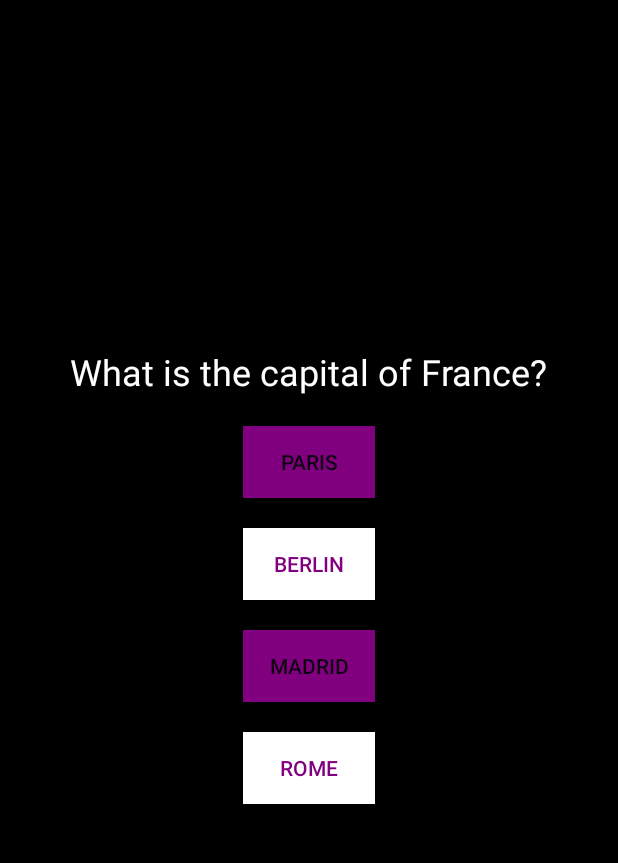
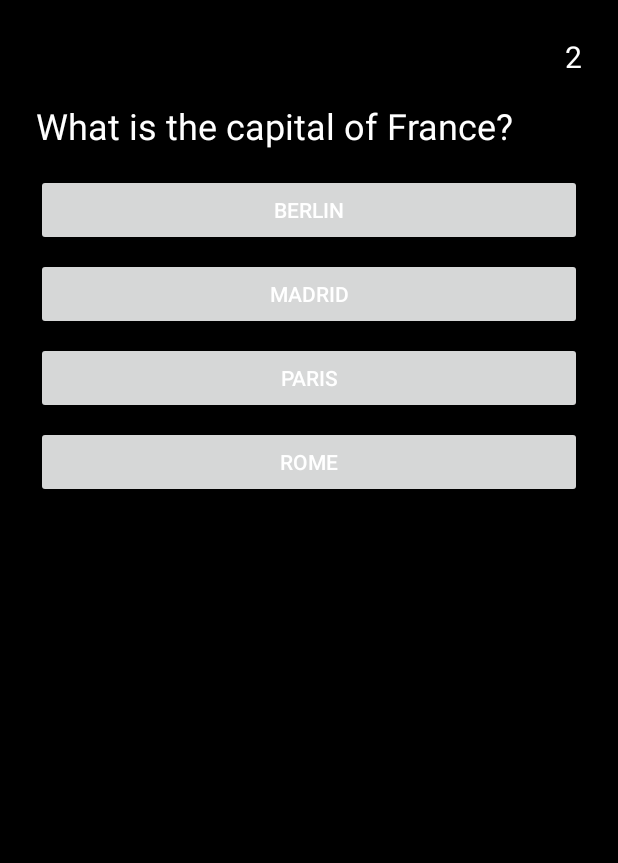
Before and after one commit to mhergayranyan/Geography-Quiz, an Android app: the screen it shows after launch (MainActivity), on a phone screen of 412 x 824 dp, the part 84-947 px from its top. Run offline under Robolectric (Android 15) with nearby library versions, the phone set to English and light mode, and no system bars.

Commit message:
third commit

```diff
--- a/app/build.gradle.kts
+++ b/app/build.gradle.kts
@@ -1,5 +1,6 @@
 plugins {
-    alias(libs.plugins.android.application)
+    id("com.android.application")
+    id("com.google.gms.google-services")
 }
 
 android {
@@ -33,10 +34,13 @@ android {
 
 dependencies {
 
+    implementation("androidx.appcompat:appcompat:1.3.1")
     implementation(libs.appcompat)
     implementation(libs.material)
     implementation(libs.activity)
     implementation(libs.constraintlayout)
+    implementation(libs.firebase.messaging)
+    implementation(libs.firebase.firestore)
     testImplementation(libs.junit)
     androidTestImplementation(libs.ext.junit)
     androidTestImplementation(libs.espresso.core)
--- a/app/src/main/java/com/example/geographyquiz/MainActivity.java
+++ b/app/src/main/java/com/example/geographyquiz/MainActivity.java
@@ -1,82 +1,105 @@
 package com.example.geographyquiz;
 
 import android.content.Intent;
-import android.graphics.Color;
 import android.os.Bundle;
+import android.os.CountDownTimer;
 import android.view.View;
 import android.widget.Button;
 import android.widget.TextView;
-
 import androidx.appcompat.app.AppCompatActivity;
+import java.util.ArrayList;
+import java.util.Arrays;
+import java.util.List;
 
 public class MainActivity extends AppCompatActivity {
-    private TextView questionText;
-    private Button option1, option2, option3, option4;
-    private int correctAnswers = 0;
-    private int incorrectAnswers = 0;
-    private int currentQuestionIndex = 0;
-    private Question[] questions = {
-            new Question("What is the capital of France?", "Paris", "Berlin", "Madrid", "Rome", 1),
-            new Question("Which country has the largest population?", "India", "USA", "China", "Brazil", 3)
-    };
+
+    private TextView questionText, timerText;
+    private Button[] optionButtons = new Button[4];
+
+    private List<Question> questionList;
+    private int currentIndex = 0;
+    private int correct = 0;
+    private int incorrect = 0;
+    private CountDownTimer countDownTimer;
+    private static final long TIME_PER_QUESTION = 10000;
 
     @Override
     protected void onCreate(Bundle savedInstanceState) {
         super.onCreate(savedInstanceState);
         setContentView(R.layout.activity_main);
 
-        getWindow().getDecorView().setBackgroundColor(Color.BLACK);
+        questionText = findViewById(R.id.questionText);
+        timerText = findViewById(R.id.timerText);
+        optionButtons[0] = findViewById(R.id.option1);
+        optionButtons[1] = findViewById(R.id.option2);
+        optionButtons[2] = findViewById(R.id.option3);
+        optionButtons[3] = findViewById(R.id.option4);
 
-        questionText = findViewById(R.id.questionText);
-        option1 = findViewById(R.id.option1);
-        option2 = findViewById(R.id.option2);
-        option3 = findViewById(R.id.option3);
-        option4 = findViewById(R.id.option4);
-
-        setOptionsStyle();
-        loadNextQuestion();
+        questionList = getQuestions();
+        showNextQuestion();
     }
 
-    private void setOptionsStyle() {
-        option1.setBackgroundColor(Color.parseColor("#800080")); // Purple
-        option2.setBackgroundColor(Color.WHITE);
-        option3.setBackgroundColor(Color.parseColor("#800080")); // Purple
-        option4.setBackgroundColor(Color.WHITE);
+    private List<Question> getQuestions() {
+        return new ArrayList<>(Arrays.asList(
+                new Question("What is the capital of France?", new String[]{"Berlin", "Madrid", "Paris", "Rome"}, 2),
+                new Question("Which country has this flag 🇯🇵?", new String[]{"China", "Japan", "South Korea", "Thailand"}, 1),
+                new Question("What is the capital of Canada?", new String[]{"Toronto", "Ottawa", "Vancouver", "Montreal"}, 1),
+                new Question("Which country has this flag 🇧🇷?", new String[]{"Argentina", "Brazil", "Mexico", "Chile"}, 1),
+                new Question("What is the capital of Australia?", new String[]{"Sydney", "Canberra", "Melbourne", "Brisbane"}, 1),
+                new Question("Which country has this flag 🇩🇪?", new String[]{"Germany", "Belgium", "Austria", "Switzerland"}, 0),
+                new Question("What is the capital of Italy?", new String[]{"Rome", "Milan", "Naples", "Venice"}, 0),
+                new Question("Which country has this flag 🇰🇷?", new String[]{"China", "South Korea", "Japan", "Philippines"}, 1),
+                new Question("What is the capital of Russia?", new String[]{"Moscow", "St. Petersburg", "Kazan", "Sochi"}, 0),
+                new Question("Which country has this flag 🇺🇸?", new String[]{"Canada", "UK", "USA", "Australia"}, 2)
+        ));
     }
 
-    private void loadNextQuestion() {
-        if (currentQuestionIndex < questions.length) {
-            Question q = questions[currentQuestionIndex];
-            questionText.setText(q.getQuestion());
-            option1.setText(q.getOption1());
-            option2.setText(q.getOption2());
-            option3.setText(q.getOption3());
-            option4.setText(q.getOption4());
+    private void showNextQuestion() {
+        if (currentIndex >= questionList.size()) {
+            Intent intent = new Intent(MainActivity.this, ResultActivity.class);
+            intent.putExtra("correct", correct);
+            intent.putExtra("incorrect", incorrect);
+            startActivity(intent);
+            finish();
+            return;
+        }
 
-            option1.setOnClickListener(v -> checkAnswer(1));
-            option2.setOnClickListener(v -> checkAnswer(2));
-            option3.setOnClickListener(v -> checkAnswer(3));
-            option4.setOnClickListener(v -> checkAnswer(4));
-        } else {
-            showResults();
+        Question currentQuestion = questionList.get(currentIndex);
+        questionText.setText(currentQuestion.getQuestionText());
+        String[] options = currentQuestion.getOptions();
+
+        for (int i = 0; i < 4; i++) {
+            optionButtons[i].setText(options[i]);
+            int finalI = i;
+            optionButtons[i].setOnClickListener(view -> {
+                if (finalI == currentQuestion.getCorrectIndex()) {
+                    correct++;
+                } else {
+                    incorrect++;
+                }
+                countDownTimer.cancel();
+                currentIndex++;
+                showNextQuestion();
+            });
         }
+
+        startTimer();
     }
 
-    private void checkAnswer(int selectedAnswer) {
-        if (selectedAnswer == questions[currentQuestionIndex].getCorrectAnswer()) {
-            correctAnswers++;
-        } else {
-            incorrectAnswers++;
-        }
-        currentQuestionIndex++;
-        loadNextQuestion();
-    }
+    private void startTimer() {
+        timerText.setText("10");
+        countDownTimer = new CountDownTimer(TIME_PER_QUESTION, 1000) {
+            @Override
+            public void onTick(long millisUntilFinished) {
+                timerText.setText(String.valueOf(millisUntilFinished / 1000));
+            }
 
-    private void showResults() {
-        Intent intent = new Intent(this, ResultActivity.class);
-        intent.putExtra("correctAnswers", correctAnswers);
-        intent.putExtra("incorrectAnswers", incorrectAnswers);
-        startActivity(intent);
-        finish();
+            @Override
+            public void onFinish() {
+                incorrect++;
+                currentIndex++;
+                showNextQuestion();
+            }
+        }.start();
     }
 }
--- a/app/src/main/java/com/example/geographyquiz/Question.java
+++ b/app/src/main/java/com/example/geographyquiz/Question.java
@@ -1,40 +1,25 @@
 package com.example.geographyquiz;
 
 public class Question {
-    private String question;
-    private String option1, option2, option3, option4;
-    private int correctAnswer;
+    private String questionText;
+    private String[] options;
+    private int correctIndex;
 
-    public Question(String question, String option1, String option2, String option3, String option4, int correctAnswer) {
-        this.question = question;
-        this.option1 = option1;
-        this.option2 = option2;
-        this.option3 = option3;
-        this.option4 = option4;
-        this.correctAnswer = correctAnswer;
+    public Question(String questionText, String[] options, int correctIndex) {
+        this.questionText = questionText;
+        this.options = options;
+        this.correctIndex = correctIndex;
     }
 
-    public String getQuestion() {
-        return question;
+    public String getQuestionText() {
+        return questionText;
     }
 
-    public String getOption1() {
-        return option1;
+    public String[] getOptions() {
+        return options;
     }
 
-    public String getOption2() {
-        return option2;
-    }
-
-    public String getOption3() {
-        return option3;
-    }
-
-    public String getOption4() {
-        return option4;
-    }
-
-    public int getCorrectAnswer() {
-        return correctAnswer;
+    public int getCorrectIndex() {
+        return correctIndex;
     }
 }
--- a/app/src/main/res/layout/activity_main.xml
+++ b/app/src/main/res/layout/activity_main.xml
@@ -1,47 +1,52 @@
 <?xml version="1.0" encoding="utf-8"?>
-<LinearLayout xmlns:android="http://schemas.android.com/apk/res/android"
+<LinearLayout
+    xmlns:android="http://schemas.android.com/apk/res/android"
+    android:orientation="vertical"
+    android:background="#000000"
+    android:padding="24dp"
     android:layout_width="match_parent"
-    android:layout_height="match_parent"
-    android:orientation="vertical"
-    android:gravity="center"
-    android:background="@android:color/black">
+    android:layout_height="match_parent">
+
+    <TextView
+        android:id="@+id/timerText"
+        android:text="10"
+        android:textColor="#FFFFFF"
+        android:textSize="20sp"
+        android:layout_gravity="end"
+        android:layout_width="wrap_content"
+        android:layout_height="wrap_content"/>
 
     <TextView
         android:id="@+id/questionText"
-        android:layout_width="wrap_content"
-        android:layout_height="wrap_content"
+        android:text="Question"
+        android:textColor="#FFFFFF"
         android:textSize="24sp"
-        android:textColor="@android:color/white"
-        android:text="Question" />
+        android:layout_marginTop="16dp"
+        android:layout_width="match_parent"
+        android:layout_height="wrap_content"/>
 
     <Button
         android:id="@+id/option1"
-        android:layout_width="wrap_content"
+        android:textColor="#FFFFFF"
+        android:layout_width="match_parent"
         android:layout_height="wrap_content"
-        android:text="Option 1"
-        android:layout_marginTop="20dp"/>
-
+        android:layout_marginTop="16dp"/>
     <Button
         android:id="@+id/option2"
-        android:layout_width="wrap_content"
+        android:textColor="#FFFFFF"
+        android:layout_width="match_parent"
         android:layout_height="wrap_content"
-        android:text="Option 2"
-        android:textColor="#800080"
-        android:layout_marginTop="20dp"/>
-
+        android:layout_marginTop="8dp"/>
     <Button
         android:id="@+id/option3"
-        android:layout_width="wrap_content"
+        android:textColor="#FFFFFF"
+        android:layout_width="match_parent"
         android:layout_height="wrap_content"
-        android:text="Option 3"
-        android:layout_marginTop="20dp"/>
-
+        android:layout_marginTop="8dp"/>
     <Button
         android:id="@+id/option4"
-        android:layout_width="wrap_content"
+        android:textColor="#FFFFFF"
+        android:layout_width="match_parent"
         android:layout_height="wrap_content"
-        android:text="Option 4"
-        android:textColor="#800080"
-        android:layout_marginTop="20dp"/>
-
+        android:layout_marginTop="8dp"/>
 </LinearLayout>
--- a/gradle/libs.versions.toml
+++ b/gradle/libs.versions.toml
@@ -7,6 +7,9 @@ appcompat = "1.7.0"
 material = "1.12.0"
 activity = "1.10.1"
 constraintlayout = "2.2.1"
+googleGmsGoogleServices = "4.4.2"
+firebaseMessaging = "24.1.1"
+firebaseFirestore = "25.1.3"
 
 [libraries]
 junit = { group = "junit", name = "junit", version.ref = "junit" }
@@ -16,6 +19,9 @@ appcompat = { group = "androidx.appcompat", name = "appcompat", version.ref = "a
 material = { group = "com.google.android.material", name = "material", version.ref = "material" }
 activity = { group = "androidx.activity", name = "activity", version.ref = "activity" }
 constraintlayout = { group = "androidx.constraintlayout", name = "constraintlayout", version.ref = "constraintlayout" }
+firebase-messaging = { group = "com.google.firebase", name = "firebase-messaging", version.ref = "firebaseMessaging" }
+firebase-firestore = { group = "com.google.firebase", name = "firebase-firestore", version.ref = "firebaseFirestore" }
 
 [plugins]
 android-application = { id = "com.android.application", version.ref = "agp" }
+google-gms-google-services = { id = "com.google.gms.google-services", version.ref = "googleGmsGoogleServices" }
```
Also changed, not shown: app/src/main/java/com/example/geographyquiz/QuizResult.java (added, +19 -0 lines), app/src/main/java/com/example/geographyquiz/ResultActivity.java (+4 -17 lines), app/src/main/res/layout/activity_result.xml (+9 -16 lines), build.gradle.kts (+7 -0 lines), settings.gradle.kts (line endings or trailing spaces), 1 other file.
